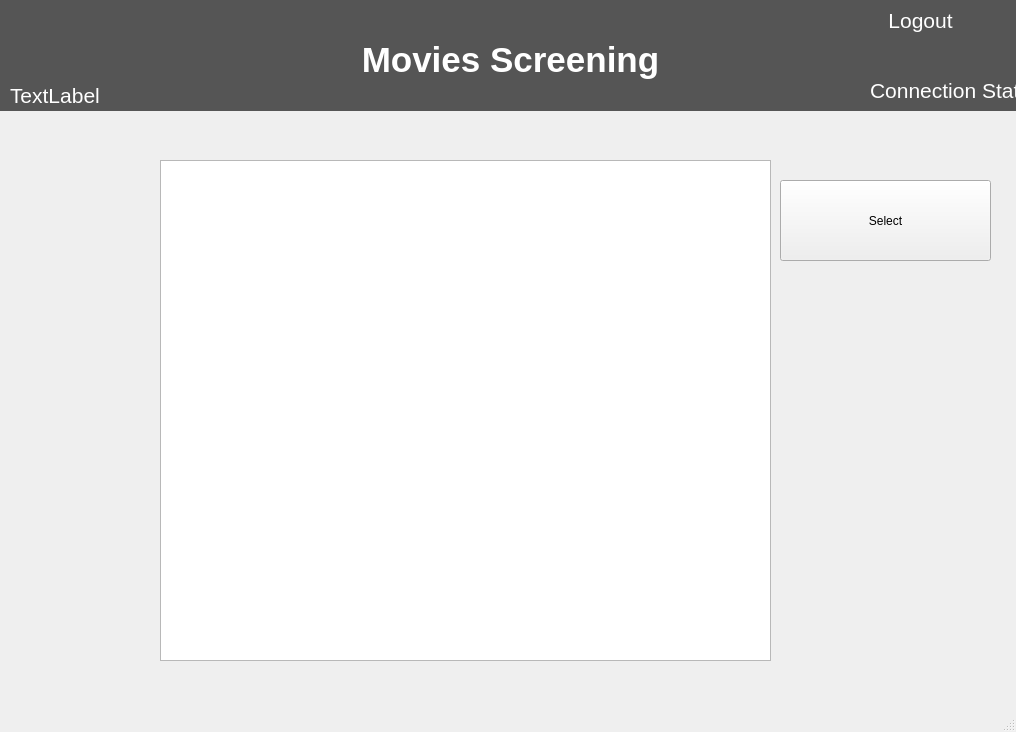
Before: the Qt Designer form QT/mainwindow.ui in LuciaCG/Bluebird, drawn with Qt 5.
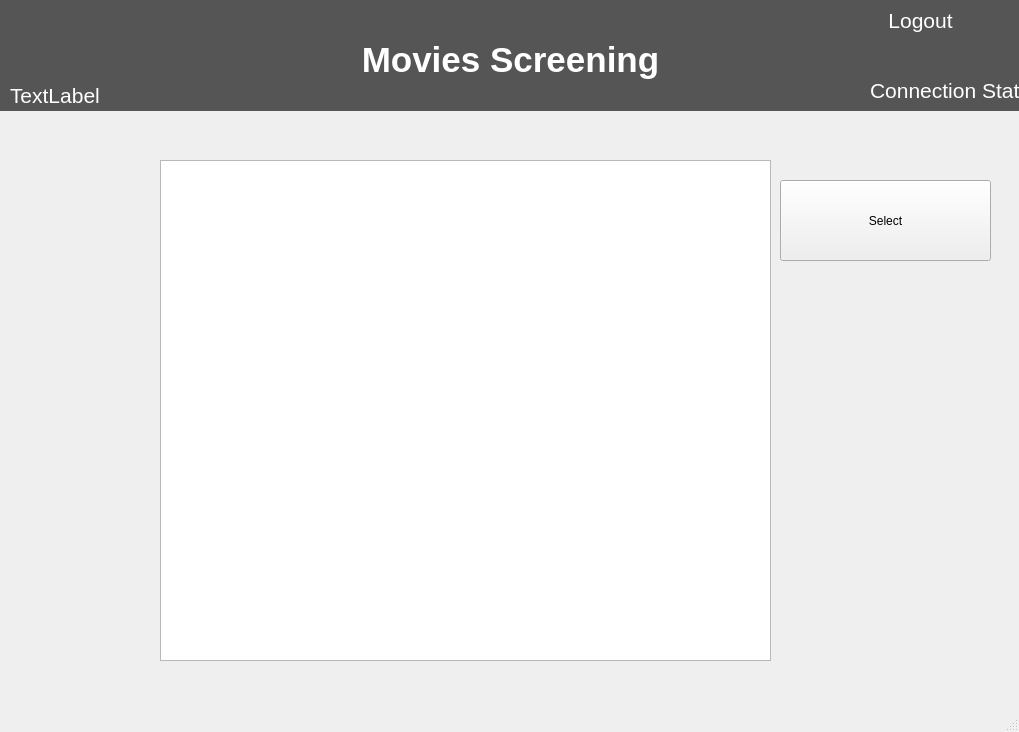
After: the same form once the commit is applied.

The edit to the form file:
```diff
--- a/QT/mainwindow.ui
+++ b/QT/mainwindow.ui
@@ -6,7 +6,7 @@
    <rect>
     <x>0</x>
     <y>0</y>
-    <width>1016</width>
+    <width>1019</width>
     <height>732</height>
    </rect>
   </property>
```
